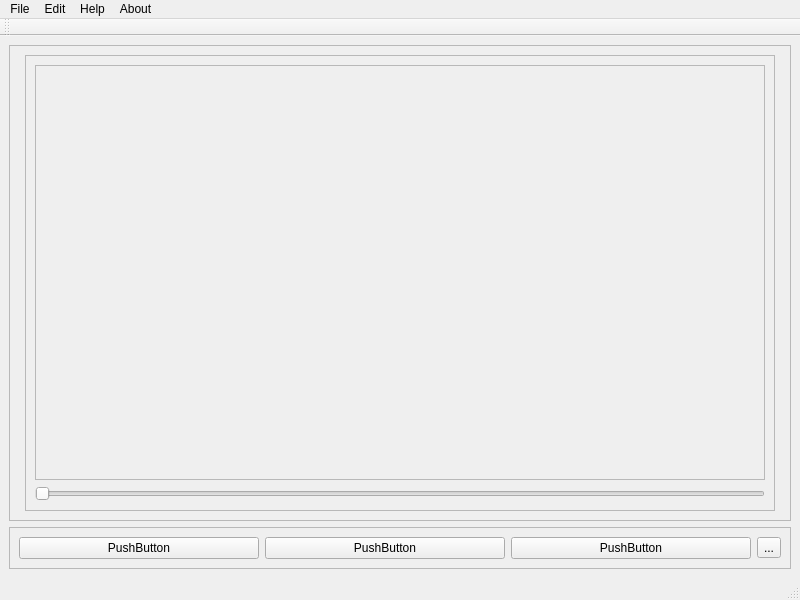
Before: the Qt Designer form src/GUI/mainwindow.ui in Nefarin/SODM, drawn with Qt 5.
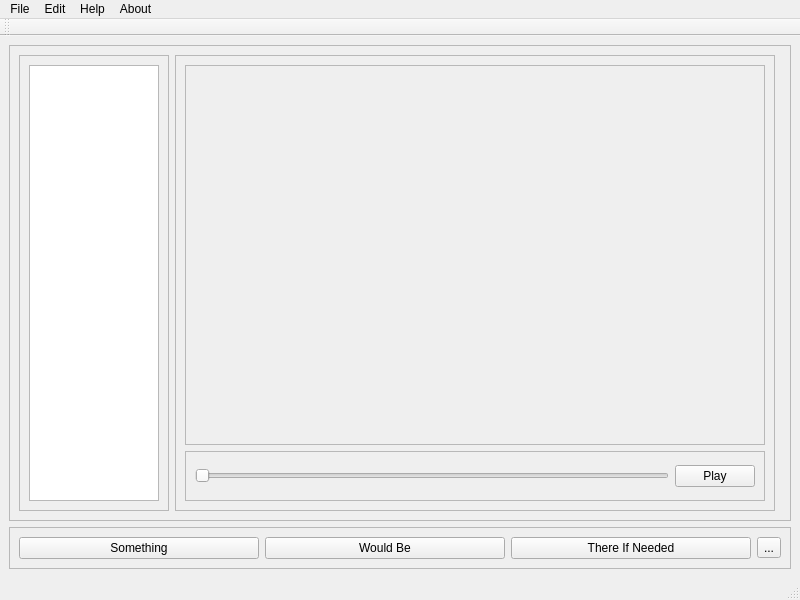
After: the same form once the commit is applied.

The edit to the form file:
```diff
--- a/src/GUI/mainwindow.ui
+++ b/src/GUI/mainwindow.ui
@@ -50,7 +50,18 @@
          <property name="frameShadow">
           <enum>QFrame::Raised</enum>
          </property>
-         <zorder>dicomFrame</zorder>
+         <layout class="QHBoxLayout" name="horizontalLayout_4">
+          <item>
+           <widget class="QTableWidget" name="dicomData">
+            <property name="sizePolicy">
+             <sizepolicy hsizetype="Expanding" vsizetype="Expanding">
+              <horstretch>0</horstretch>
+              <verstretch>0</verstretch>
+             </sizepolicy>
+            </property>
+           </widget>
+          </item>
+         </layout>
         </widget>
        </item>
        <item>
@@ -76,14 +87,52 @@
          <property name="lineWidth">
           <number>0</number>
          </property>
-         <layout class="QHBoxLayout" name="horizontalLayout">
+         <layout class="QVBoxLayout" name="verticalLayout_2">
           <item>
            <layout class="QGridLayout" name="dicomLayout">
             <item row="1" column="0">
-             <widget class="QSlider" name="dicomSlider">
-              <property name="orientation">
-               <enum>Qt::Horizontal</enum>
+             <widget class="QFrame" name="sliderFrame">
+              <property name="sizePolicy">
+               <sizepolicy hsizetype="Preferred" vsizetype="Preferred">
+                <horstretch>0</horstretch>
+                <verstretch>0</verstretch>
+               </sizepolicy>
               </property>
+              <property name="minimumSize">
+               <size>
+                <width>0</width>
+                <height>50</height>
+               </size>
+              </property>
+              <property name="frameShape">
+               <enum>QFrame::StyledPanel</enum>
+              </property>
+              <property name="frameShadow">
+               <enum>QFrame::Raised</enum>
+              </property>
+              <property name="lineWidth">
+               <number>0</number>
+              </property>
+              <layout class="QHBoxLayout" name="horizontalLayout">
+               <item>
+                <layout class="QHBoxLayout" name="sliderLayout">
+                 <item>
+                  <widget class="QSlider" name="dicomSlider">
+                   <property name="orientation">
+                    <enum>Qt::Horizontal</enum>
+                   </property>
+                  </widget>
+                 </item>
+                 <item>
+                  <widget class="QPushButton" name="playButton">
+                   <property name="text">
+                    <string>Play</string>
+                   </property>
+                  </widget>
+                 </item>
+                </layout>
+               </item>
+              </layout>
              </widget>
             </item>
             <item row="0" column="0">
@@ -107,19 +156,6 @@
                <item row="0" column="0">
                 <layout class="QGridLayout" name="imageLayout"/>
                </item>
-               <item row="1" column="0">
-                <spacer name="verticalSpacer">
-                 <property name="orientation">
-                  <enum>Qt::Vertical</enum>
-                 </property>
-                 <property name="sizeHint" stdset="0">
-                  <size>
-                   <width>20</width>
-                   <height>40</height>
-                  </size>
-                 </property>
-                </spacer>
-               </item>
               </layout>
              </widget>
             </item>
@@ -159,21 +195,21 @@
        <item>
         <widget class="QPushButton" name="pushButton">
          <property name="text">
-          <string>PushButton</string>
+          <string>Something</string>
          </property>
         </widget>
        </item>
        <item>
         <widget class="QPushButton" name="pushButton_2">
          <property name="text">
-          <string>PushButton</string>
+          <string>Would Be</string>
          </property>
         </widget>
        </item>
        <item>
         <widget class="QPushButton" name="pushButton_3">
          <property name="text">
-          <string>PushButton</string>
+          <string>There If Needed</string>
          </property>
         </widget>
        </item>
```
